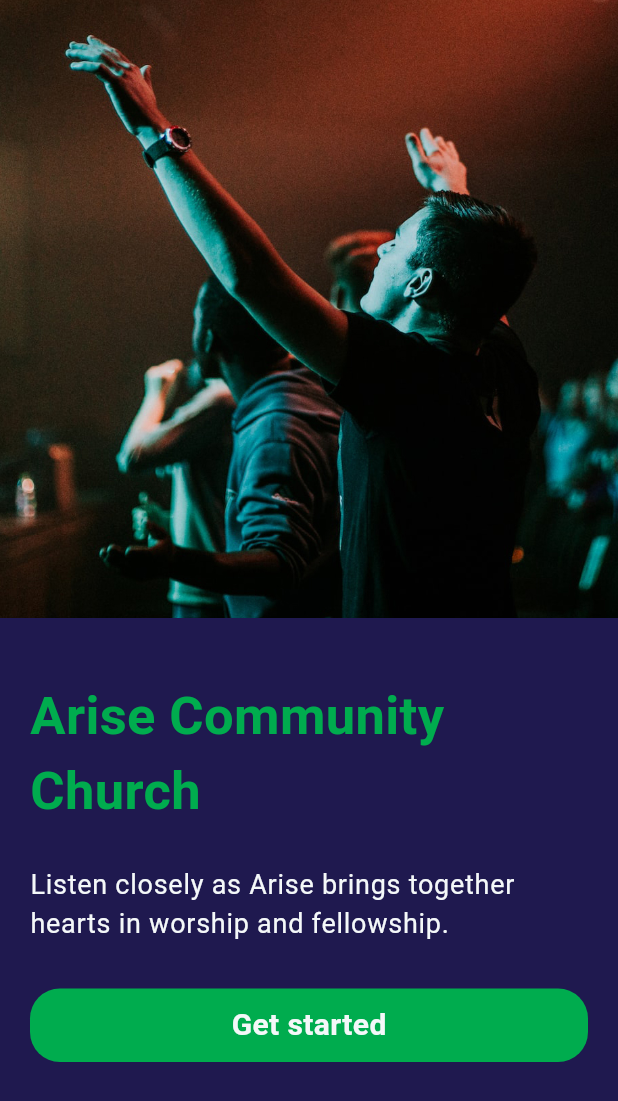
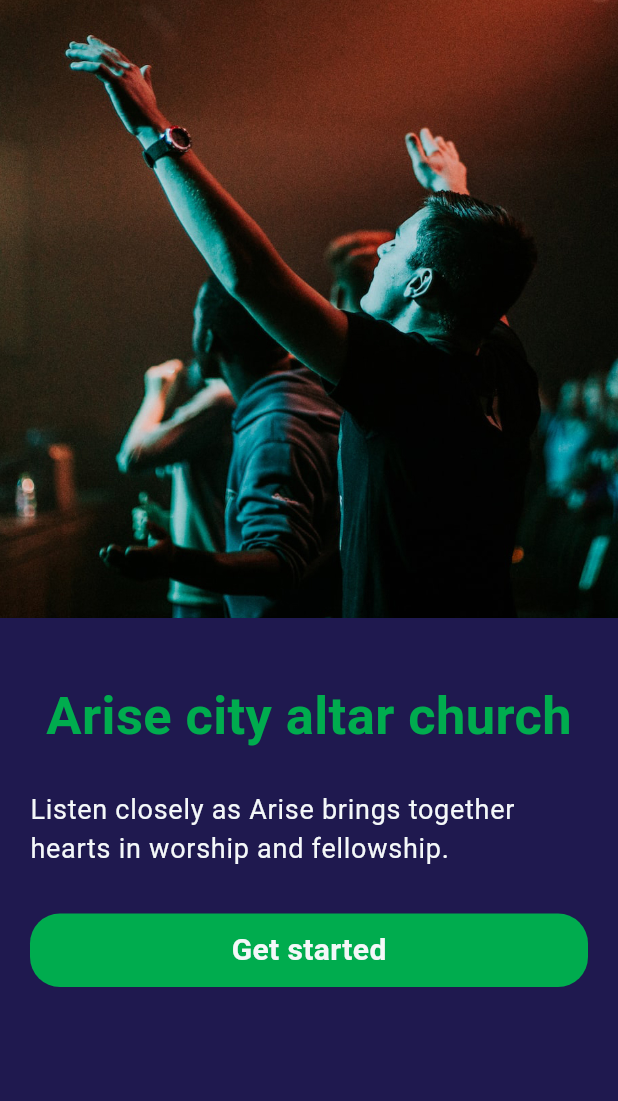
Before and after one commit to kasujjabash/Arise, a Flutter app: the screen it shows after launch, on a phone screen of 412 x 824 dp. Shown: the top 1101 px of the screen. Run offline on Flutter 3.47's test engine with Material 3 defaults, Android fonts, the phone set to English and light mode, and no system bars; our stand-ins replace audioplayers, firebase_core, google_nav_bar; accounts and stored records are empty.

Commit message:
Name changed - Intro screen

```diff
--- a/lib/screen/intro_screen.dart
+++ b/lib/screen/intro_screen.dart
@@ -75,7 +75,7 @@
                   height: 40,
                 ),
                 //App name
-                const Text('Arise Community Church',
+                const Text('Arise city altar church',
                     style:
                         //  GoogleFonts.libreBaskerville(
                         // textStyle:
--- a/lib/screen/sermon_screen.dart
+++ b/lib/screen/sermon_screen.dart
@@ -96,8 +96,6 @@
     sermonProvider = Provider.of<SermonProvider>(context, listen: false);
   }
 
-
-
   //go to the paticular sermon
   void goToSermon(int sermonIndex) {
     //update current sermon index
```
Also changed, not shown: lib/pages/sermon_page.dart (+8 -6 lines), 1 other file.
